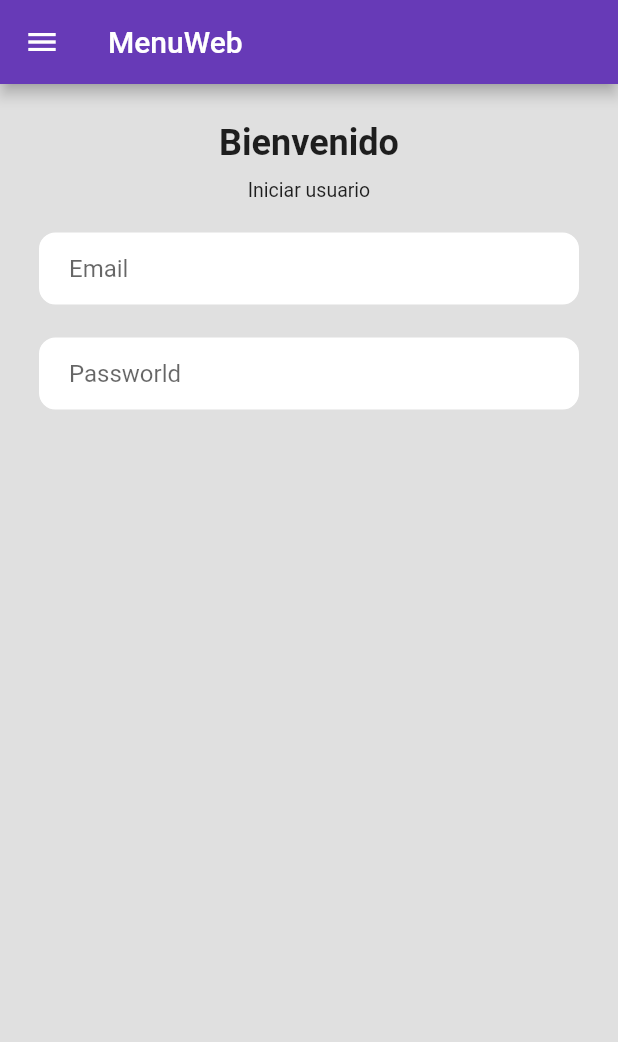
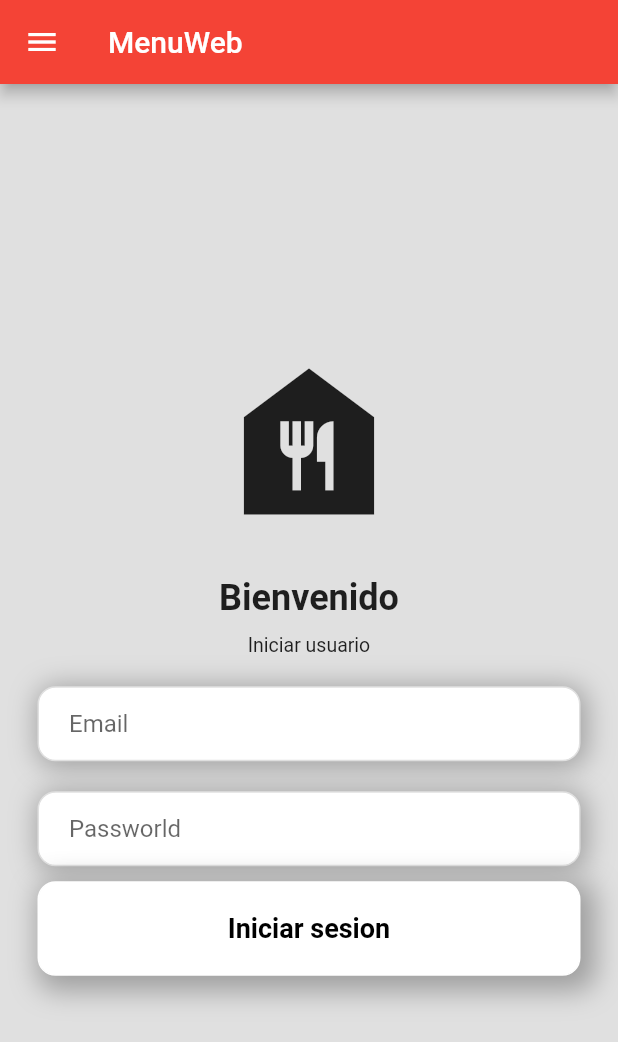
Before and after one commit to AKBiofrost/MenuWebFlutter, a Flutter app: the screen it shows after launch, on a phone screen of 412 x 824 dp. Shown: the top 1042 px of the screen. Run offline on Flutter 3.47's test engine with Material 2 defaults, Android fonts, the phone set to English and light mode, and no system bars; drawn by our look-alikes of hidden_drawer_menu; our stand-ins replace firebase_core; accounts and stored records are empty.

Commit message:
esqueleto y login-mejor

```diff
--- a/lib/hidden_drawer_menu.dart
+++ b/lib/hidden_drawer_menu.dart
@@ -11,7 +11,7 @@ class MyApp extends StatelessWidget {
   Widget build(BuildContext context) {
     return MaterialApp(
       theme: ThemeData(
-        primarySwatch: Colors.deepPurple,
+        primarySwatch: Colors.deepOrange,
       ),
       home: Home(),
     );
@@ -80,7 +80,7 @@ class _HiddenDrawerState extends State<HiddenDrawer> {
 
     return HiddenDrawerMenu(
         screens: _page,
-        backgroundColorMenu: Colors.deepPurpleAccent.shade400 ,
+        backgroundColorMenu: Colors.deepOrange ,
         initPositionSelected: 0,
       slidePercent: 35,
       contentCornerRadius: 40,
--- a/lib/main.dart
+++ b/lib/main.dart
@@ -14,7 +14,7 @@ class MyApp extends StatelessWidget {
         debugShowCheckedModeBanner: false,
         title: 'Material App',
         home: HiddenDrawer(),
-        theme: ThemeData(primarySwatch: Colors.deepPurple),
+        theme: ThemeData(primarySwatch: Colors.red),
     );
   }
 }
--- a/lib/src/page/home.dart
+++ b/lib/src/page/home.dart
@@ -20,7 +20,11 @@ class _HomeState extends State <Home>{
         body: SafeArea(
             child: Center(
               child: Column(
+                mainAxisAlignment: MainAxisAlignment.center,
                 children: [
+                  Icon(
+                      Icons.food_bank,
+                  size: 130),
                   SizedBox(height: 25,),
 
                   Text('Bienvenido',
@@ -44,6 +48,18 @@ class _HomeState extends State <Home>{
                         color: Colors.white,
                         border: Border.all(color:Colors.grey.shade300),
                         borderRadius: BorderRadius.circular(12),
+
+                        boxShadow: [
+                          BoxShadow(
+                            color: Colors.grey,
+                            blurRadius: 15.0, // soften the shadow
+                            spreadRadius: 2.0, //extend the shadow
+                            offset: Offset(
+                              2.0, // Move to right 5  horizontally
+                              2.0, // Move to bottom 5 Vertically
+                            ),
+                          )
+                        ],
                       ),
                       child:  Padding(
                         padding: const EdgeInsets.symmetric(horizontal:20.0),
@@ -65,6 +81,18 @@ class _HomeState extends State <Home>{
                         color: Colors.white,
                         border: Border.all(color:Colors.grey.shade300),
                         borderRadius: BorderRadius.circular(12),
+                        boxShadow: [
+                          BoxShadow(
+                            color: Colors.grey,
+                            blurRadius: 15.0, // soften the shadow
+                            spreadRadius: 2.0, //extend the shadow
+                            offset: Offset(
+                              2.0, // Move to right 5  horizontally
+                              2.0, // Move to bottom 5 Vertically
+                            ),
+                          )
+                        ],
+
                       ),
                       child:  Padding(
                         padding: const EdgeInsets.symmetric(horizontal:20.0),
@@ -78,7 +106,52 @@ class _HomeState extends State <Home>{
                       ),
 
                     ),
-                  )
+                  ),
+                  SizedBox(height: 10,),
+                  Padding(
+                    padding: const EdgeInsets.symmetric(horizontal:25),
+                    child: Container(
+
+                      padding: EdgeInsets.all(20),
+                      decoration: BoxDecoration(
+                        color: Colors.white,
+                        border: Border.all(color:Colors.white),
+                        borderRadius: BorderRadius.circular(12),
+
+                        boxShadow: [
+                          BoxShadow(
+                            color: Colors.grey,
+                            blurRadius: 15.0, // soften the shadow
+                            spreadRadius: 5.0, //extend the shadow
+                            offset: Offset(
+                              5.0, // Move to right 5  horizontally
+                              5.0, // Move to bottom 5 Vertically
+                            ),
+                          )
+                        ],
+                      ),
+
+                      child:Center(
+                        child: Text(
+                          'Iniciar sesion',
+                          style: TextStyle(
+
+                            color:Colors.black,
+                            fontWeight: FontWeight.bold,
+                            fontSize: 18,
+                          ),
+
+                        ),
+
+
+
+                      )
+
+
+                      ),
+
+                    ),
+
 
 
 
```
